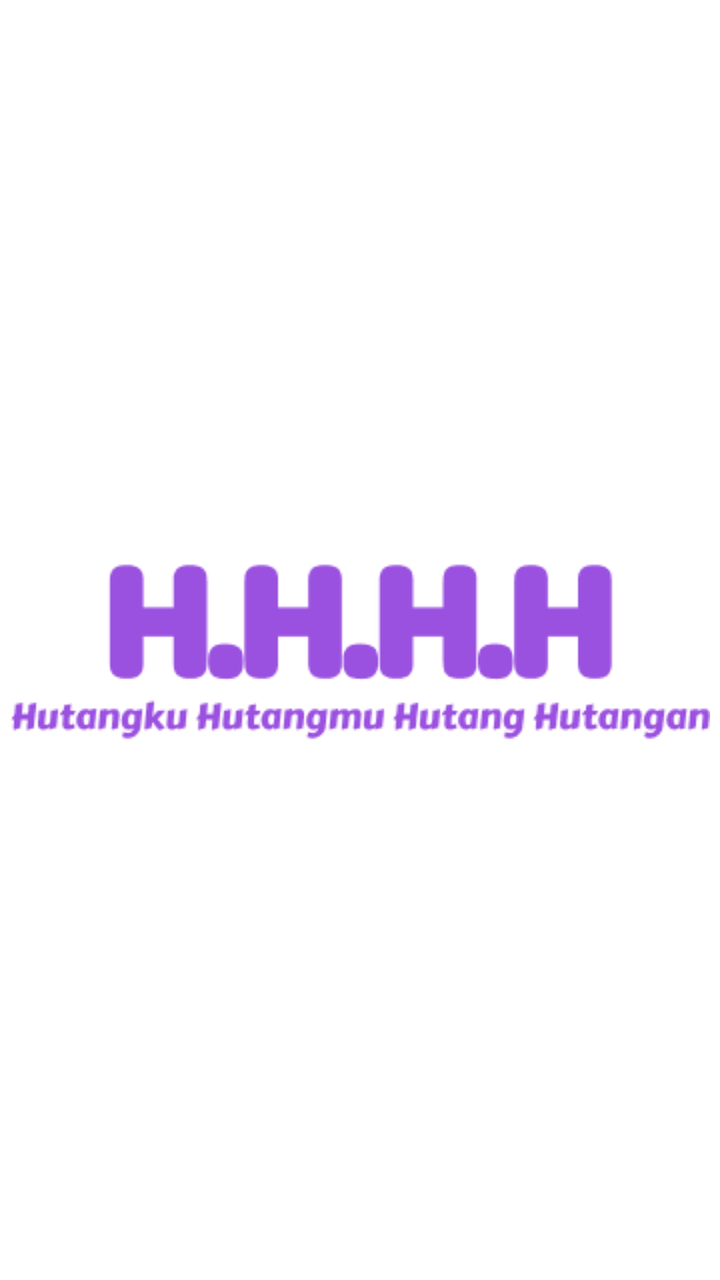
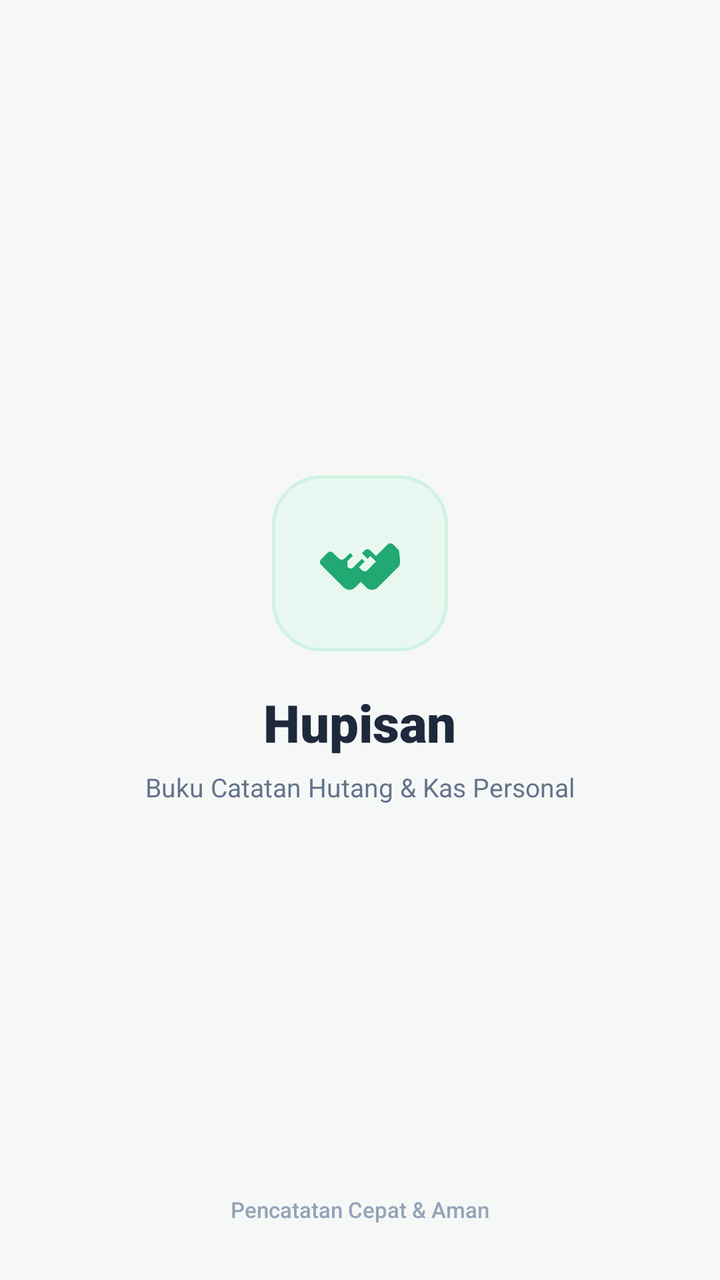

Before-and-after screenshots of an Android layout around one commit, followed by the original layout XML and the change that was made.
<!-- AndroidManifest.xml: activity theme SplashTheme -->
<!-- res/layout/activity_splash_screen.xml -->
<?xml version="1.0" encoding="utf-8"?>
<androidx.constraintlayout.widget.ConstraintLayout xmlns:android="http://schemas.android.com/apk/res/android"
    xmlns:app="http://schemas.android.com/apk/res-auto"
    xmlns:tools="http://schemas.android.com/tools"
    android:id="@+id/constraint"
    android:layout_width="match_parent"
    android:layout_height="match_parent"
    tools:context=".view.splashscreen.SplashScreenActivity">
    <ImageView
        app:layout_constraintTop_toTopOf="parent"
        app:layout_constraintStart_toStartOf="parent"
        app:layout_constraintEnd_toEndOf="parent"
        android:src="@drawable/ic_foreground_apps"
        android:layout_marginTop="@dimen/_140sdp"
        android:layout_width="@dimen/_100sdp"
        android:layout_height="@dimen/_100sdp"/>

</androidx.constraintlayout.widget.ConstraintLayout>
<!-- resources referenced by this layout -->
<resources>
  <!-- drawable ic_foreground_apps: vector/xml drawable (drawable, 5398 chars, omitted) -->
  <style name="SplashTheme" parent="Theme.MaterialComponents.Light.NoActionBar">
          <item name="android:windowBackground">@drawable/splash_background</item>
          <item name="colorPrimary">@color/white</item>
          <item name="colorPrimaryDark">@color/hupisan_primary_dark</item>
          <item name="colorAccent">@color/white</item>
          <item name="android:statusBarColor">@android:color/transparent</item>
      </style>
  <!-- drawable splash_background (drawable) -->
  <?xml version="1.0" encoding="utf-8"?>
  <layer-list
      xmlns:android="http://schemas.android.com/apk/res/android"
      >
      <item
          android:drawable="@drawable/bg_gradient"
          />
      <item>
          <bitmap
              android:gravity="center"
              android:src="@drawable/logo_hhhh"
              />
      </item>
  </layer-list>
  <color name="white">#FFFFFFFF</color>
  <color name="hupisan_primary_dark">#17885A</color>
  <!-- drawable bg_gradient (drawable) -->
  <?xml version="1.0" encoding="utf-8"?>
  <shape
      xmlns:android="http://schemas.android.com/apk/res/android"
      android:shape="rectangle" >
      <gradient
          android:type="linear"
          android:angle="135"
          android:startColor="@color/white"
          android:endColor="@color/white"/>
  
  </shape>
  <!-- drawable logo_hhhh: png bitmap (drawable-v24, 6876 bytes) -->
</resources>

<!-- the commit's change to res/layout/activity_splash_screen.xml (unified diff, before → after) -->
@@ -5,14 +5,72 @@
     android:id="@+id/constraint"
     android:layout_width="match_parent"
     android:layout_height="match_parent"
+    android:background="@color/hupisan_page_bg"
     tools:context=".view.splashscreen.SplashScreenActivity">
-    <ImageView
-        app:layout_constraintTop_toTopOf="parent"
+
+    
+    <LinearLayout
+        android:id="@+id/layout_splash_content"
+        android:layout_width="wrap_content"
+        android:layout_height="wrap_content"
+        android:gravity="center_horizontal"
+        android:orientation="vertical"
+        app:layout_constraintBottom_toBottomOf="parent"
+        app:layout_constraintEnd_toEndOf="parent"
         app:layout_constraintStart_toStartOf="parent"
+        app:layout_constraintTop_toTopOf="parent">
+
+        
+        <FrameLayout
+            android:layout_width="88dp"
+            android:layout_height="88dp"
+            android:background="@drawable/bg_splash_icon_container">
+
+            <ImageView
+                android:layout_width="48dp"
+                android:layout_height="48dp"
+                android:layout_gravity="center"
+                android:contentDescription="@string/app_name"
+                android:src="@drawable/ic_hupisan_handshake"
+                app:tint="@color/hupisan_primary" />
+        </FrameLayout>
+
+        
+        <TextView
+            android:id="@+id/tv_splash_title"
+            android:layout_width="wrap_content"
+            android:layout_height="wrap_content"
+            android:layout_marginTop="18dp"
+            android:fontFamily="sans-serif-black"
+            android:text="Hupisan"
+            android:textColor="@color/hupisan_text_primary"
+            android:textSize="26sp"
+            android:textStyle="bold" />
+
+        
+        <TextView
+            android:id="@+id/tv_splash_tagline"
+            android:layout_width="wrap_content"
+            android:layout_height="wrap_content"
+            android:layout_marginTop="6dp"
+            android:fontFamily="sans-serif"
+            android:text="Buku Catatan Hutang &amp; Kas Personal"
+            android:textColor="@color/hupisan_text_secondary"
+            android:textSize="13sp" />
+
+    </LinearLayout>
+
+    
+    <TextView
+        android:layout_width="wrap_content"
+        android:layout_height="wrap_content"
+        android:layout_marginBottom="28dp"
+        android:fontFamily="sans-serif-medium"
+        android:text="Pencatatan Cepat &amp; Aman"
+        android:textColor="@color/hupisan_text_muted"
+        android:textSize="11sp"
+        app:layout_constraintBottom_toBottomOf="parent"
         app:layout_constraintEnd_toEndOf="parent"
-        android:src="@drawable/ic_foreground_apps"
-        android:layout_marginTop="@dimen/_140sdp"
-        android:layout_width="@dimen/_100sdp"
-        android:layout_height="@dimen/_100sdp"/>
+        app:layout_constraintStart_toStartOf="parent" />
 
 </androidx.constraintlayout.widget.ConstraintLayout>
<!-- resource entries referenced after the edit -->
@@ -1,6 +1,35 @@
 <!-- resources referenced by this layout -->
 <resources>
-  <!-- drawable ic_foreground_apps: vector/xml drawable (drawable, 5398 chars, omitted) -->
+  <color name="hupisan_page_bg">#F6F8F7</color>
+  <color name="hupisan_primary">#22A872</color>
+  <color name="hupisan_text_muted">#94A3B8</color>
+  <color name="hupisan_text_primary">#1E293B</color>
+  <color name="hupisan_text_secondary">#64748B</color>
+  <!-- drawable bg_splash_icon_container (drawable) -->
+  <?xml version="1.0" encoding="utf-8"?>
+  <shape xmlns:android="http://schemas.android.com/apk/res/android"
+      android:shape="rectangle">
+      <solid android:color="@color/hupisan_primary_surface" />
+      <corners android:radius="24dp" />
+      <stroke
+          android:width="1.5dp"
+          android:color="@color/hupisan_primary_border" />
+  </shape>
+  <!-- drawable ic_hupisan_handshake (drawable) -->
+  <vector xmlns:android="http://schemas.android.com/apk/res/android"
+      android:width="36dp"
+      android:height="36dp"
+      android:viewportWidth="24"
+      android:viewportHeight="24">
+      
+      <path
+          android:fillColor="#1E293B"
+          android:pathData="M21.71,8.71l-1.42,-1.42c-0.39,-0.39 -1.02,-0.39 -1.41,0L16,10.17l-1.41,-1.41c-0.39,-0.39 -1.02,-0.39 -1.41,0l-0.71,0.71l1.41,1.41l0.71,-0.71l1.41,1.41l-2.12,2.12c-0.39,0.39 -1.02,0.39 -1.41,0l-0.71,-0.71l1.41,-1.41l-0.71,-0.71l-2.12,2.12c-0.39,0.39 -1.02,0.39 -1.41,0L8.83,11.5l1.41,-1.41L9.54,9.38L8.12,10.8c-0.39,0.39 -1.02,0.39 -1.41,0L5.29,9.38c-0.39,-0.39 -1.02,-0.39 -1.41,0L2.29,10.97c-0.39,0.39 -0.39,1.02 0,1.41l5.66,5.66c0.78,0.78 2.05,0.78 2.83,0l1.41,-1.41l1.41,1.41c0.78,0.78 2.05,0.78 2.83,0l5.28,-5.28C22.1,12.37 22.1,11.1 21.71,8.71z" />
+  </vector>
+  <string name="app_name">Hupisan</string>
+      
+  
+      //data awal
   <style name="SplashTheme" parent="Theme.MaterialComponents.Light.NoActionBar">
           <item name="android:windowBackground">@drawable/splash_background</item>
           <item name="colorPrimary">@color/white</item>
@@ -8,6 +37,8 @@
           <item name="colorAccent">@color/white</item>
           <item name="android:statusBarColor">@android:color/transparent</item>
       </style>
+  <color name="hupisan_primary_surface">#E8F8F0</color>
+  <color name="hupisan_primary_border">#D1F2E2</color>
   <!-- drawable splash_background (drawable) -->
   <?xml version="1.0" encoding="utf-8"?>
   <layer-list
